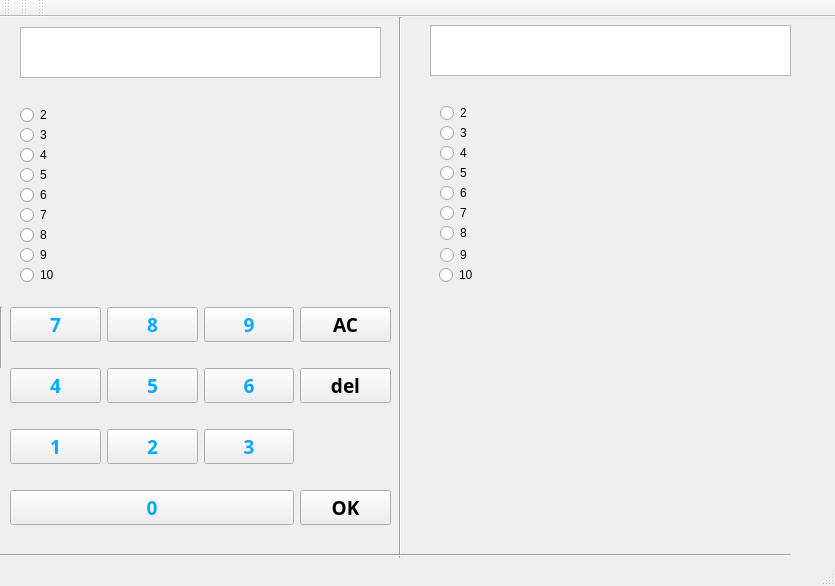
Before: the Qt Designer form UI/NumSystem.ui in dchemaev/Calculator, drawn with Qt 5.
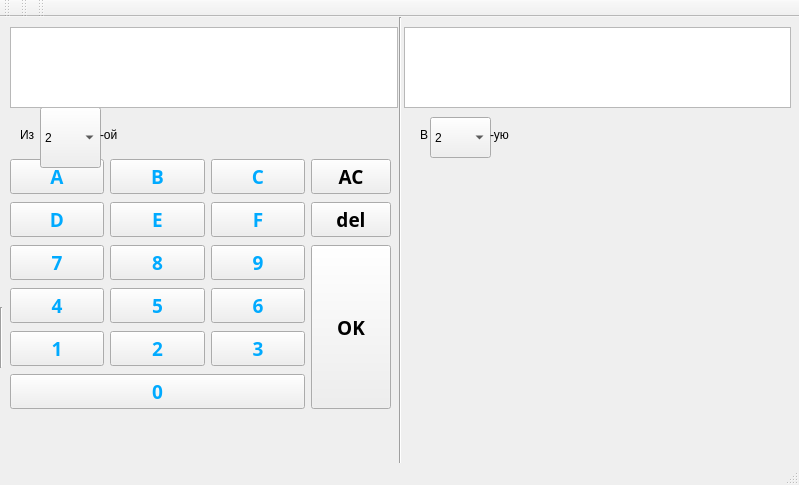
After: the same form once the commit is applied.

Patch:
```diff
--- a/UI/NumSystem.ui
+++ b/UI/NumSystem.ui
@@ -6,325 +6,14 @@
    <rect>
     <x>0</x>
     <y>0</y>
-    <width>835</width>
-    <height>586</height>
+    <width>799</width>
+    <height>485</height>
    </rect>
   </property>
   <property name="windowTitle">
    <string>Number System Calculator</string>
   </property>
   <widget class="QWidget" name="centralwidget">
-   <widget class="QTextEdit" name="export_display">
-    <property name="geometry">
-     <rect>
-      <x>430</x>
-      <y>8</y>
-      <width>361</width>
-      <height>51</height>
-     </rect>
-    </property>
-    <property name="font">
-     <font>
-      <family>Bahnschrift SemiBold SemiConden</family>
-      <weight>75</weight>
-      <bold>true</bold>
-     </font>
-    </property>
-   </widget>
-   <widget class="QRadioButton" name="import_rbt_2">
-    <property name="geometry">
-     <rect>
-      <x>20</x>
-      <y>90</y>
-      <width>101</width>
-      <height>16</height>
-     </rect>
-    </property>
-    <property name="text">
-     <string>2</string>
-    </property>
-    <attribute name="buttonGroup">
-     <string notr="true">input_group</string>
-    </attribute>
-   </widget>
-   <widget class="QRadioButton" name="import_rbt_3">
-    <property name="geometry">
-     <rect>
-      <x>20</x>
-      <y>110</y>
-      <width>101</width>
-      <height>16</height>
-     </rect>
-    </property>
-    <property name="text">
-     <string>3</string>
-    </property>
-    <attribute name="buttonGroup">
-     <string notr="true">input_group</string>
-    </attribute>
-   </widget>
-   <widget class="QRadioButton" name="import_rbt_4">
-    <property name="geometry">
-     <rect>
-      <x>20</x>
-      <y>130</y>
-      <width>101</width>
-      <height>16</height>
-     </rect>
-    </property>
-    <property name="text">
-     <string>4</string>
-    </property>
-    <attribute name="buttonGroup">
-     <string notr="true">input_group</string>
-    </attribute>
-   </widget>
-   <widget class="QRadioButton" name="import_rbt_6">
-    <property name="geometry">
-     <rect>
-      <x>20</x>
-      <y>170</y>
-      <width>101</width>
-      <height>16</height>
-     </rect>
-    </property>
-    <property name="text">
-     <string>6</string>
-    </property>
-    <attribute name="buttonGroup">
-     <string notr="true">input_group</string>
-    </attribute>
-   </widget>
-   <widget class="QRadioButton" name="import_rbt_5">
-    <property name="geometry">
-     <rect>
-      <x>20</x>
-      <y>150</y>
-      <width>101</width>
-      <height>16</height>
-     </rect>
-    </property>
-    <property name="text">
-     <string>5</string>
-    </property>
-    <attribute name="buttonGroup">
-     <string notr="true">input_group</string>
-    </attribute>
-   </widget>
-   <widget class="QRadioButton" name="import_rbt_7">
-    <property name="geometry">
-     <rect>
-      <x>20</x>
-      <y>190</y>
-      <width>101</width>
-      <height>16</height>
-     </rect>
-    </property>
-    <property name="text">
-     <string>7</string>
-    </property>
-    <attribute name="buttonGroup">
-     <string notr="true">input_group</string>
-    </attribute>
-   </widget>
-   <widget class="QRadioButton" name="import_rbt_10">
-    <property name="geometry">
-     <rect>
-      <x>20</x>
-      <y>250</y>
-      <width>101</width>
-      <height>16</height>
-     </rect>
-    </property>
-    <property name="text">
-     <string>10</string>
-    </property>
-    <attribute name="buttonGroup">
-     <string notr="true">input_group</string>
-    </attribute>
-   </widget>
-   <widget class="QRadioButton" name="import_rbt_9">
-    <property name="geometry">
-     <rect>
-      <x>20</x>
-      <y>230</y>
-      <width>101</width>
-      <height>16</height>
-     </rect>
-    </property>
-    <property name="text">
-     <string>9</string>
-    </property>
-    <attribute name="buttonGroup">
-     <string notr="true">input_group</string>
-    </attribute>
-   </widget>
-   <widget class="QRadioButton" name="import_rbt_8">
-    <property name="geometry">
-     <rect>
-      <x>20</x>
-      <y>210</y>
-      <width>101</width>
-      <height>16</height>
-     </rect>
-    </property>
-    <property name="text">
-     <string>8</string>
-    </property>
-    <attribute name="buttonGroup">
-     <string notr="true">input_group</string>
-    </attribute>
-   </widget>
-   <widget class="QRadioButton" name="export_rbt_7">
-    <property name="geometry">
-     <rect>
-      <x>440</x>
-      <y>188</y>
-      <width>101</width>
-      <height>16</height>
-     </rect>
-    </property>
-    <property name="text">
-     <string>7</string>
-    </property>
-    <attribute name="buttonGroup">
-     <string notr="true">export_group</string>
-    </attribute>
-   </widget>
-   <widget class="QRadioButton" name="export_rbt_8">
-    <property name="geometry">
-     <rect>
-      <x>440</x>
-      <y>208</y>
-      <width>101</width>
-      <height>16</height>
-     </rect>
-    </property>
-    <property name="text">
-     <string>8</string>
-    </property>
-    <attribute name="buttonGroup">
-     <string notr="true">export_group</string>
-    </attribute>
-   </widget>
-   <widget class="QRadioButton" name="export_rbt_6">
-    <property name="geometry">
-     <rect>
-      <x>440</x>
-      <y>168</y>
-      <width>101</width>
-      <height>16</height>
-     </rect>
-    </property>
-    <property name="text">
-     <string>6</string>
-    </property>
-    <attribute name="buttonGroup">
-     <string notr="true">export_group</string>
-    </attribute>
-   </widget>
-   <widget class="QRadioButton" name="export_rbt_2">
-    <property name="geometry">
-     <rect>
-      <x>440</x>
-      <y>88</y>
-      <width>101</width>
-      <height>16</height>
-     </rect>
-    </property>
-    <property name="text">
-     <string>2</string>
-    </property>
-    <attribute name="buttonGroup">
-     <string notr="true">export_group</string>
-    </attribute>
-   </widget>
-   <widget class="QRadioButton" name="export_rbt_5">
-    <property name="geometry">
-     <rect>
-      <x>440</x>
-      <y>148</y>
-      <width>101</width>
-      <height>16</height>
-     </rect>
-    </property>
-    <property name="text">
-     <string>5</string>
-    </property>
-    <attribute name="buttonGroup">
-     <string notr="true">export_group</string>
-    </attribute>
-   </widget>
-   <widget class="QRadioButton" name="export_rbt_10">
-    <property name="geometry">
-     <rect>
-      <x>439</x>
-      <y>248</y>
-      <width>101</width>
-      <height>20</height>
-     </rect>
-    </property>
-    <property name="sizePolicy">
-     <sizepolicy hsizetype="Preferred" vsizetype="Preferred">
-      <horstretch>0</horstretch>
-      <verstretch>0</verstretch>
-     </sizepolicy>
-    </property>
-    <property name="text">
-     <string>10</string>
-    </property>
-    <attribute name="buttonGroup">
-     <string notr="true">export_group</string>
-    </attribute>
-   </widget>
-   <widget class="QRadioButton" name="export_rbt_4">
-    <property name="geometry">
-     <rect>
-      <x>440</x>
-      <y>128</y>
-      <width>101</width>
-      <height>16</height>
-     </rect>
-    </property>
-    <property name="text">
-     <string>4</string>
-    </property>
-    <attribute name="buttonGroup">
-     <string notr="true">export_group</string>
-    </attribute>
-   </widget>
-   <widget class="QRadioButton" name="export_rbt_9">
-    <property name="geometry">
-     <rect>
-      <x>440</x>
-      <y>228</y>
-      <width>101</width>
-      <height>20</height>
-     </rect>
-    </property>
-    <property name="text">
-     <string>9</string>
-    </property>
-    <attribute name="buttonGroup">
-     <string notr="true">export_group</string>
-    </attribute>
-   </widget>
-   <widget class="QRadioButton" name="export_rbt_3">
-    <property name="geometry">
-     <rect>
-      <x>440</x>
-      <y>108</y>
-      <width>101</width>
-      <height>16</height>
-     </rect>
-    </property>
-    <property name="text">
-     <string>3</string>
-    </property>
-    <attribute name="buttonGroup">
-     <string notr="true">export_group</string>
-    </attribute>
-   </widget>
    <widget class="Line" name="line">
     <property name="geometry">
      <rect>
@@ -364,34 +53,173 @@
      <enum>Qt::Vertical</enum>
     </property>
    </widget>
-   <widget class="QTextEdit" name="import_display">
-    <property name="geometry">
-     <rect>
-      <x>20</x>
-      <y>10</y>
-      <width>361</width>
-      <height>51</height>
-     </rect>
-    </property>
-    <property name="font">
-     <font>
-      <family>Bahnschrift SemiBold SemiConden</family>
-      <weight>75</weight>
-      <bold>true</bold>
-     </font>
-    </property>
-   </widget>
    <widget class="QWidget" name="gridLayoutWidget">
     <property name="geometry">
      <rect>
       <x>10</x>
-      <y>270</y>
+      <y>140</y>
       <width>381</width>
-      <height>261</height>
+      <height>257</height>
      </rect>
     </property>
     <layout class="QGridLayout" name="gridLayout">
-     <item row="3" column="0" colspan="3">
+     <item row="0" column="2">
+      <widget class="QPushButton" name="pushButton_C">
+       <property name="palette">
+        <palette>
+         <active>
+          <colorrole role="ButtonText">
+           <brush brushstyle="SolidPattern">
+            <color alpha="255">
+             <red>0</red>
+             <green>170</green>
+             <blue>255</blue>
+            </color>
+           </brush>
+          </colorrole>
+         </active>
+         <inactive>
+          <colorrole role="ButtonText">
+           <brush brushstyle="SolidPattern">
+            <color alpha="255">
+             <red>0</red>
+             <green>170</green>
+             <blue>255</blue>
+            </color>
+           </brush>
+          </colorrole>
+         </inactive>
+         <disabled>
+          <colorrole role="ButtonText">
+           <brush brushstyle="SolidPattern">
+            <color alpha="255">
+             <red>120</red>
+             <green>120</green>
+             <blue>120</blue>
+            </color>
+           </brush>
+          </colorrole>
+         </disabled>
+        </palette>
+       </property>
+       <property name="font">
+        <font>
+         <family>Bahnschrift SemiBold</family>
+         <pointsize>14</pointsize>
+         <weight>75</weight>
+         <bold>true</bold>
+        </font>
+       </property>
+       <property name="text">
+        <string>C</string>
+       </property>
+      </widget>
+     </item>
+     <item row="0" column="1">
+      <widget class="QPushButton" name="pushButton_B">
+       <property name="palette">
+        <palette>
+         <active>
+          <colorrole role="ButtonText">
+           <brush brushstyle="SolidPattern">
+            <color alpha="255">
+             <red>0</red>
+             <green>170</green>
+             <blue>255</blue>
+            </color>
+           </brush>
+          </colorrole>
+         </active>
+         <inactive>
+          <colorrole role="ButtonText">
+           <brush brushstyle="SolidPattern">
+            <color alpha="255">
+             <red>0</red>
+             <green>170</green>
+             <blue>255</blue>
+            </color>
+           </brush>
+          </colorrole>
+         </inactive>
+         <disabled>
+          <colorrole role="ButtonText">
+           <brush brushstyle="SolidPattern">
+            <color alpha="255">
+             <red>120</red>
+             <green>120</green>
+             <blue>120</blue>
+            </color>
+           </brush>
+          </colorrole>
+         </disabled>
+        </palette>
+       </property>
+       <property name="font">
+        <font>
+         <family>Bahnschrift SemiBold</family>
+         <pointsize>14</pointsize>
+         <weight>75</weight>
+         <bold>true</bold>
+        </font>
+       </property>
+       <property name="text">
+        <string>B</string>
+       </property>
+      </widget>
+     </item>
+     <item row="0" column="0">
+      <widget class="QPushButton" name="pushButton_A">
+       <property name="palette">
+        <palette>
+         <active>
+          <colorrole role="ButtonText">
+           <brush brushstyle="SolidPattern">
+            <color alpha="255">
+             <red>0</red>
+             <green>170</green>
+             <blue>255</blue>
+            </color>
+           </brush>
+          </colorrole>
+         </active>
+         <inactive>
+          <colorrole role="ButtonText">
+           <brush brushstyle="SolidPattern">
+            <color alpha="255">
+             <red>0</red>
+             <green>170</green>
+             <blue>255</blue>
+            </color>
+           </brush>
+          </colorrole>
+         </inactive>
+         <disabled>
+          <colorrole role="ButtonText">
+           <brush brushstyle="SolidPattern">
+            <color alpha="255">
+             <red>120</red>
+             <green>120</green>
+             <blue>120</blue>
+            </color>
+           </brush>
+          </colorrole>
+         </disabled>
+        </palette>
+       </property>
+       <property name="font">
+        <font>
+         <family>Bahnschrift SemiBold</family>
+         <pointsize>14</pointsize>
+         <weight>75</weight>
+         <bold>true</bold>
+        </font>
+       </property>
+       <property name="text">
+        <string>A</string>
+       </property>
+      </widget>
+     </item>
+     <item row="5" column="0" colspan="3">
       <widget class="QPushButton" name="pushButton_0">
        <property name="palette">
         <palette>
@@ -443,7 +271,59 @@
        </property>
       </widget>
      </item>
-     <item row="0" column="1">
+     <item row="3" column="2">
+      <widget class="QPushButton" name="pushButton_6">
+       <property name="palette">
+        <palette>
+         <active>
+          <colorrole role="ButtonText">
+           <brush brushstyle="SolidPattern">
+            <color alpha="255">
+             <red>0</red>
+             <green>170</green>
+             <blue>255</blue>
+            </color>
+           </brush>
+          </colorrole>
+         </active>
+         <inactive>
+          <colorrole role="ButtonText">
+           <brush brushstyle="SolidPattern">
+            <color alpha="255">
+             <red>0</red>
+             <green>170</green>
+             <blue>255</blue>
+            </color>
+           </brush>
+          </colorrole>
+         </inactive>
+         <disabled>
+          <colorrole role="ButtonText">
+           <brush brushstyle="SolidPattern">
+            <color alpha="255">
+             <red>120</red>
+             <green>120</green>
+             <blue>120</blue>
+            </color>
+           </brush>
+          </colorrole>
+         </disabled>
+        </palette>
+       </property>
+       <property name="font">
+        <font>
+         <family>Bahnschrift SemiBold</family>
+         <pointsize>14</pointsize>
+         <weight>75</weight>
+         <bold>true</bold>
+        </font>
+       </property>
+       <property name="text">
+        <string>6</string>
+       </property>
+      </widget>
+     </item>
+     <item row="2" column="1">
       <widget class="QPushButton" name="pushButton_8">
        <property name="palette">
         <palette>
@@ -495,7 +375,7 @@
        </property>
       </widget>
      </item>
-     <item row="2" column="1">
+     <item row="4" column="1">
       <widget class="QPushButton" name="pushButton_2">
        <property name="palette">
         <palette>
@@ -547,59 +427,7 @@
        </property>
       </widget>
      </item>
-     <item row="1" column="2">
-      <widget class="QPushButton" name="pushButton_6">
-       <property name="palette">
-        <palette>
-         <active>
-          <colorrole role="ButtonText">
-           <brush brushstyle="SolidPattern">
-            <color alpha="255">
-             <red>0</red>
-             <green>170</green>
-             <blue>255</blue>
-            </color>
-           </brush>
-          </colorrole>
-         </active>
-         <inactive>
-          <colorrole role="ButtonText">
-           <brush brushstyle="SolidPattern">
-            <color alpha="255">
-             <red>0</red>
-             <green>170</green>
-             <blue>255</blue>
-            </color>
-           </brush>
-          </colorrole>
-         </inactive>
-         <disabled>
-          <colorrole role="ButtonText">
-           <brush brushstyle="SolidPattern">
-            <color alpha="255">
-             <red>120</red>
-             <green>120</green>
-             <blue>120</blue>
-            </color>
-           </brush>
-          </colorrole>
-         </disabled>
-        </palette>
-       </property>
-       <property name="font">
-        <font>
-         <family>Bahnschrift SemiBold</family>
-         <pointsize>14</pointsize>
-         <weight>75</weight>
-         <bold>true</bold>
-        </font>
-       </property>
-       <property name="text">
-        <string>6</string>
-       </property>
-      </widget>
-     </item>
-     <item row="2" column="2">
+     <item row="4" column="2">
       <widget class="QPushButton" name="pushButton_3">
        <property name="palette">
         <palette>
@@ -651,7 +479,7 @@
        </property>
       </widget>
      </item>
-     <item row="1" column="0">
+     <item row="3" column="0">
       <widget class="QPushButton" name="pushButton_4">
        <property name="palette">
         <palette>
@@ -703,7 +531,7 @@
        </property>
       </widget>
      </item>
-     <item row="0" column="0">
+     <item row="2" column="0">
       <widget class="QPushButton" name="pushButton_7">
        <property name="palette">
         <palette>
@@ -755,7 +583,7 @@
        </property>
       </widget>
      </item>
-     <item row="1" column="1">
+     <item row="3" column="1">
       <widget class="QPushButton" name="pushButton_5">
        <property name="palette">
         <palette>
@@ -807,7 +635,7 @@
        </property>
       </widget>
      </item>
-     <item row="0" column="2">
+     <item row="2" column="2">
       <widget class="QPushButton" name="pushButton_9">
        <property name="palette">
         <palette>
@@ -859,7 +687,7 @@
        </property>
       </widget>
      </item>
-     <item row="2" column="0">
+     <item row="4" column="0">
       <widget class="QPushButton" name="pushButton_1">
        <property name="palette">
         <palette>
@@ -911,52 +739,86 @@
        </property>
       </widget>
      </item>
-     <item row="1" column="3">
-      <widget class="QPushButton" name="pushButton_del">
+     <item row="1" column="0">
+      <widget class="QPushButton" name="pushButton_D">
        <property name="palette">
         <palette>
          <active>
-          <colorrole role="Text">
+          <colorrole role="ButtonText">
            <brush brushstyle="SolidPattern">
             <color alpha="255">
-             <red>255</red>
-             <green>0</green>
-             <blue>0</blue>
+             <red>0</red>
+             <green>170</green>
+             <blue>255</blue>
             </color>
            </brush>
           </colorrole>
+         </active>
+         <inactive>
           <colorrole role="ButtonText">
            <brush brushstyle="SolidPattern">
             <color alpha="255">
-             <red>255</red>
-             <green>0</green>
-             <blue>0</blue>
+             <red>0</red>
+             <green>170</green>
+             <blue>255</blue>
             </color>
            </brush>
           </colorrole>
-         </active>
-         <inactive>
-          <colorrole role="Text">
+         </inactive>
+         <disabled>
+          <colorrole role="ButtonText">
            <brush brushstyle="SolidPattern">
             <color alpha="255">
+             <red>120</red>
+             <green>120</green>
+             <blue>120</blue>
+            </color>
+           </brush>
+          </colorrole>
+         </disabled>
+        </palette>
+       </property>
+       <property name="font">
+        <font>
+         <family>Bahnschrift SemiBold</family>
+         <pointsize>14</pointsize>
+         <weight>75</weight>
+         <bold>true</bold>
+        </font>
+       </property>
+       <property name="text">
+        <string>D</string>
+       </property>
+      </widget>
+     </item>
+     <item row="1" column="1">
+      <widget class="QPushButton" name="pushButton_E">
+       <property name="palette">
+        <palette>
+         <active>
+          <colorrole role="ButtonText">
+           <brush brushstyle="SolidPattern">
+            <color alpha="255">
              <red>0</red>
-             <green>0</green>
-             <blue>0</blue>
+             <green>170</green>
+             <blue>255</blue>
             </color>
            </brush>
           </colorrole>
+         </active>
+         <inactive>
           <colorrole role="ButtonText">
            <brush brushstyle="SolidPattern">
             <color alpha="255">
              <red>0</red>
-             <green>0</green>
-             <blue>0</blue>
+             <green>170</green>
+             <blue>255</blue>
             </color>
            </brush>
           </colorrole>
          </inactive>
          <disabled>
-          <colorrole role="Text">
+          <colorrole role="ButtonText">
            <brush brushstyle="SolidPattern">
             <color alpha="255">
              <red>120</red>
@@ -965,9 +827,52 @@
             </color>
            </brush>
           </colorrole>
+         </disabled>
+        </palette>
+       </property>
+       <property name="font">
+        <font>
+         <family>Bahnschrift SemiBold</family>
+         <pointsize>14</pointsize>
+         <weight>75</weight>
+         <bold>true</bold>
+        </font>
+       </property>
+       <property name="text">
+        <string>E</string>
+       </property>
+      </widget>
+     </item>
+     <item row="1" column="2">
+      <widget class="QPushButton" name="pushButton_F">
+       <property name="palette">
+        <palette>
+         <active>
           <colorrole role="ButtonText">
            <brush brushstyle="SolidPattern">
             <color alpha="255">
+             <red>0</red>
+             <green>170</green>
+             <blue>255</blue>
+            </color>
+           </brush>
+          </colorrole>
+         </active>
+         <inactive>
+          <colorrole role="ButtonText">
+           <brush brushstyle="SolidPattern">
+            <color alpha="255">
+             <red>0</red>
+             <green>170</green>
+             <blue>255</blue>
+            </color>
+           </brush>
+          </colorrole>
+         </inactive>
+         <disabled>
+          <colorrole role="ButtonText">
+           <brush brushstyle="SolidPattern">
+            <color alpha="255">
              <red>120</red>
              <green>120</green>
              <blue>120</blue>
@@ -986,7 +891,7 @@
         </font>
        </property>
        <property name="text">
-        <string>del</string>
+        <string>F</string>
        </property>
       </widget>
      </item>
@@ -1069,8 +974,96 @@
        </property>
       </widget>
      </item>
-     <item row="3" column="3">
+     <item row="1" column="3">
+      <widget class="QPushButton" name="pushButton_del">
+       <property name="palette">
+        <palette>
+         <active>
+          <colorrole role="Text">
+           <brush brushstyle="SolidPattern">
+            <color alpha="255">
+             <red>255</red>
+             <green>0</green>
+             <blue>0</blue>
+            </color>
+           </brush>
+          </colorrole>
+          <colorrole role="ButtonText">
+           <brush brushstyle="SolidPattern">
+            <color alpha="255">
+             <red>255</red>
+             <green>0</green>
+             <blue>0</blue>
+            </color>
+           </brush>
+          </colorrole>
+         </active>
+         <inactive>
+          <colorrole role="Text">
+           <brush brushstyle="SolidPattern">
+            <color alpha="255">
+             <red>0</red>
+             <green>0</green>
+             <blue>0</blue>
+            </color>
+           </brush>
+          </colorrole>
+          <colorrole role="ButtonText">
+           <brush brushstyle="SolidPattern">
+            <color alpha="255">
+             <red>0</red>
+             <green>0</green>
+             <blue>0</blue>
+            </color>
+           </brush>
+          </colorrole>
+         </inactive>
+         <disabled>
+          <colorrole role="Text">
+           <brush brushstyle="SolidPattern">
+            <color alpha="255">
+             <red>120</red>
+             <green>120</green>
+             <blue>120</blue>
+            </color>
+           </brush>
+          </colorrole>
+          <colorrole role="ButtonText">
+           <brush brushstyle="SolidPattern">
+            <color alpha="255">
+             <red>120</red>
+             <green>120</green>
+             <blue>120</blue>
+            </color>
+           </brush>
+          </colorrole>
+         </disabled>
+        </palette>
+       </property>
+       <property name="font">
+        <font>
+         <family>Bahnschrift SemiBold</family>
+         <pointsize>14</pointsize>
+         <weight>75</weight>
+         <bold>true</bold>
+        </font>
+       </property>
+       <property name="text">
+        <string>del</string>
+       </property>
+      </widget>
+     </item>
+     <item row="2" column="3" rowspan="4">
       <widget class="QPushButton" name="pushButton_OK">
+       <property name="enabled">
+        <bool>true</bool>
+       </property>
+       <property name="sizePolicy">
+        <sizepolicy hsizetype="Maximum" vsizetype="Minimum">
+         <horstretch>100</horstretch>
+         <verstretch>0</verstretch>
+        </sizepolicy>
+       </property>
        <property name="palette">
         <palette>
          <active>
@@ -1150,30 +1143,175 @@
      </item>
     </layout>
    </widget>
-   <zorder>import_rbt_2</zorder>
-   <zorder>import_rbt_3</zorder>
-   <zorder>import_rbt_4</zorder>
-   <zorder>import_rbt_6</zorder>
-   <zorder>import_rbt_5</zorder>
-   <zorder>import_rbt_7</zorder>
-   <zorder>import_rbt_10</zorder>
-   <zorder>import_rbt_9</zorder>
-   <zorder>import_rbt_8</zorder>
-   <zorder>export_rbt_7</zorder>
-   <zorder>export_rbt_8</zorder>
-   <zorder>export_rbt_6</zorder>
-   <zorder>export_rbt_2</zorder>
-   <zorder>export_rbt_5</zorder>
-   <zorder>export_rbt_10</zorder>
-   <zorder>export_rbt_4</zorder>
-   <zorder>export_rbt_9</zorder>
-   <zorder>export_rbt_3</zorder>
-   <zorder>line</zorder>
-   <zorder>line_2</zorder>
-   <zorder>line_3</zorder>
-   <zorder>import_display</zorder>
-   <zorder>gridLayoutWidget</zorder>
-   <zorder>export_display</zorder>
+   <widget class="QComboBox" name="from_box">
+    <property name="geometry">
+     <rect>
+      <x>40</x>
+      <y>90</y>
+      <width>61</width>
+      <height>61</height>
+     </rect>
+    </property>
+    <item>
+     <property name="text">
+      <string>2</string>
+     </property>
+    </item>
+    <item>
+     <property name="text">
+      <string>3</string>
+     </property>
+    </item>
+    <item>
+     <property name="text">
+      <string>8</string>
+     </property>
+    </item>
+    <item>
+     <property name="text">
+      <string>10</string>
+     </property>
+    </item>
+    <item>
+     <property name="text">
+      <string>16</string>
+     </property>
+    </item>
+   </widget>
+   <widget class="QWidget" name="gridLayoutWidget_2">
+    <property name="geometry">
+     <rect>
+      <x>10</x>
+      <y>10</y>
+      <width>781</width>
+      <height>81</height>
+     </rect>
+    </property>
+    <layout class="QGridLayout" name="gridLayout_2">
+     <item row="0" column="2">
+      <widget class="QTextEdit" name="export_display">
+       <property name="font">
+        <font>
+         <family>Bahnschrift SemiBold SemiConden</family>
+         <weight>75</weight>
+         <bold>true</bold>
+        </font>
+       </property>
+       <property name="readOnly">
+        <bool>true</bool>
+       </property>
+      </widget>
+     </item>
+     <item row="0" column="0">
+      <widget class="QTextEdit" name="import_display">
+       <property name="font">
+        <font>
+         <family>Bahnschrift SemiBold SemiConden</family>
+         <weight>75</weight>
+         <bold>true</bold>
+        </font>
+       </property>
+       <property name="readOnly">
+        <bool>true</bool>
+       </property>
+       <property name="html">
+        <string>&lt;!DOCTYPE HTML PUBLIC &quot;-//W3C//DTD HTML 4.0//EN&quot; &quot;http://www.w3.org/TR/REC-html40/strict.dtd&quot;&gt;
+&lt;html&gt;&lt;head&gt;&lt;meta name=&quot;qrichtext&quot; content=&quot;1&quot; /&gt;&lt;style type=&quot;text/css&quot;&gt;
+p, li { white-space: pre-wrap; }
+&lt;/style&gt;&lt;/head&gt;&lt;body style=&quot; font-family:'Bahnschrift SemiBold SemiConden'; font-size:13pt; font-weight:600; font-style:normal;&quot;&gt;
+&lt;p style=&quot;-qt-paragraph-type:empty; margin-top:0px; margin-bottom:0px; margin-left:0px; margin-right:0px; -qt-block-indent:0; text-indent:0px;&quot;&gt;&lt;br /&gt;&lt;/p&gt;&lt;/body&gt;&lt;/html&gt;</string>
+       </property>
+      </widget>
+     </item>
+    </layout>
+   </widget>
+   <widget class="QLabel" name="label_2">
+    <property name="geometry">
+     <rect>
+      <x>20</x>
+      <y>110</y>
+      <width>21</width>
+      <height>16</height>
+     </rect>
+    </property>
+    <property name="text">
+     <string>Из</string>
+    </property>
+   </widget>
+   <widget class="QLabel" name="label_4">
+    <property name="geometry">
+     <rect>
+      <x>100</x>
+      <y>110</y>
+      <width>21</width>
+      <height>16</height>
+     </rect>
+    </property>
+    <property name="text">
+     <string>-ой</string>
+    </property>
+   </widget>
+   <widget class="QComboBox" name="to_box">
+    <property name="geometry">
+     <rect>
+      <x>430</x>
+      <y>100</y>
+      <width>61</width>
+      <height>41</height>
+     </rect>
+    </property>
+    <item>
+     <property name="text">
+      <string>2</string>
+     </property>
+    </item>
+    <item>
+     <property name="text">
+      <string>3</string>
+     </property>
+    </item>
+    <item>
+     <property name="text">
+      <string>8</string>
+     </property>
+    </item>
+    <item>
+     <property name="text">
+      <string>10</string>
+     </property>
+    </item>
+    <item>
+     <property name="text">
+      <string>16</string>
+     </property>
+    </item>
+   </widget>
+   <widget class="QLabel" name="label_3">
+    <property name="geometry">
+     <rect>
+      <x>420</x>
+      <y>110</y>
+      <width>21</width>
+      <height>16</height>
+     </rect>
+    </property>
+    <property name="text">
+     <string>В</string>
+    </property>
+   </widget>
+   <widget class="QLabel" name="label_5">
+    <property name="geometry">
+     <rect>
+      <x>490</x>
+      <y>110</y>
+      <width>31</width>
+      <height>16</height>
+     </rect>
+    </property>
+    <property name="text">
+     <string>-ую</string>
+    </property>
+   </widget>
   </widget>
   <widget class="QMenuBar" name="menubar">
    <property name="geometry">
```
Left out of the diff: 8 changed lines with no effect on the pictures.
